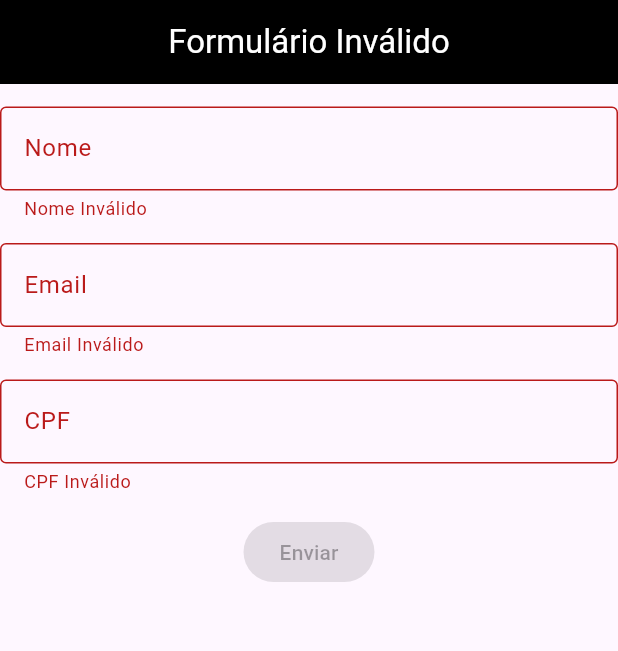
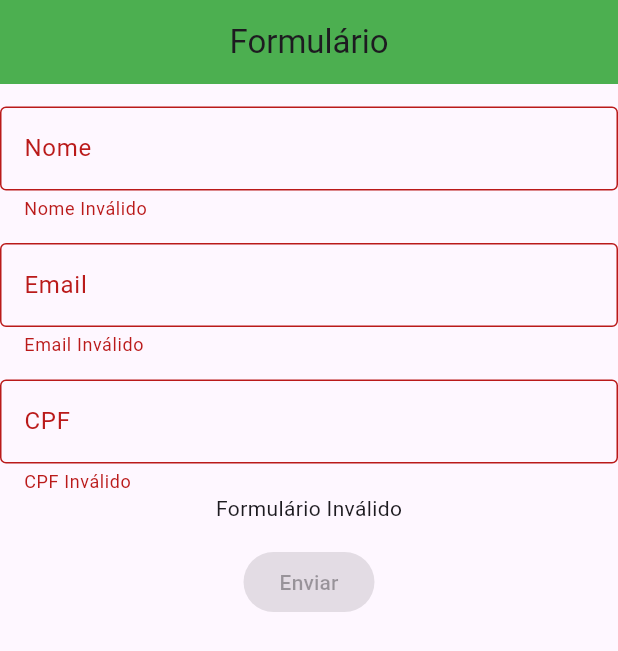
Before and after one commit to teixeiradlucas/mobx_apps_flutter, a Flutter app: the FormScreen screen opened directly, on a phone screen of 412 x 824 dp. Shown: the top 651 px of the screen. Run offline on Flutter 3.47's test engine with Material 2 defaults, Android fonts, the phone set to English and light mode, and no system bars; our stand-ins replace flutter_mobx, mobx; generated files the repository leaves out were written again.

Commit message:
reutilizando widgets

```diff
--- a/lib/app_formulario_reativo/screens/formulario_screen.dart
+++ b/lib/app_formulario_reativo/screens/formulario_screen.dart
@@ -2,7 +2,9 @@ import 'package:flutter/material.dart';
 import 'package:flutter_mobx/flutter_mobx.dart';
 import 'package:mobx_apps/app_formulario_reativo/controller/controller.dart';
 import 'package:mobx_apps/app_formulario_reativo/screens/second_screen.dart';
-import 'package:mobx_apps/app_formulario_reativo/widgets/textfield_widget.dart';
+import 'package:mobx_apps/widgets/appbar_widget.dart';
+import 'package:mobx_apps/widgets/space_widget.dart';
+import 'package:mobx_apps/widgets/textfield_widget.dart';
 
 class FormScreen extends StatelessWidget {
   const FormScreen({super.key});
@@ -12,57 +14,42 @@ class FormScreen extends StatelessWidget {
     final controller = Controller();
 
     return Scaffold(
-      appBar: AppBar(
-        backgroundColor: Colors.black,
-        title: Center(
-          child: Observer(
-            builder: (_) {
-              return Text(
-                controller.validateForm
-                    ? 'Formulário Valido'
-                    : 'Formulário Inválido',
-                style: const TextStyle(
-                  color: Colors.white,
-                ),
-              );
-            },
-          ),
-        ),
+      appBar: AppbarWidget(
+        'Formulário',
+        Colors.green,
       ),
       body: Observer(
         builder: (_) {
           return Column(
             children: [
-              const SizedBox(
-                height: 15,
-              ),
+              const SpaceWidget(),
               TextFieldWidget(
                 onChanged: controller.client.changeName,
                 labelText: 'Nome',
                 errorText: controller.validateName ? null : 'Nome Inválido',
                 keyboardType: TextInputType.name,
               ),
-              const SizedBox(
-                height: 15,
-              ),
+              const SpaceWidget(),
               TextFieldWidget(
                 onChanged: controller.client.changeEmail,
                 labelText: 'Email',
                 errorText: controller.validateEmail ? null : 'Email Inválido',
                 keyboardType: TextInputType.emailAddress,
               ),
-              const SizedBox(
-                height: 15,
-              ),
+              const SpaceWidget(),
               TextFieldWidget(
                 onChanged: controller.client.changeCpf,
                 labelText: 'CPF',
                 errorText: controller.validateCpf ? null : 'CPF Inválido',
                 keyboardType: TextInputType.number,
               ),
-              const SizedBox(
-                height: 15,
+              //const SpaceWidget(),
+              Text(
+                controller.validateForm
+                    ? 'Formulário Valido'
+                    : 'Formulário Inválido',
               ),
+              const SpaceWidget(),
               ElevatedButton(
                 onPressed: controller.validateForm
                     ? () {
--- /dev/null
+++ b/lib/widgets/appbar_widget.dart
@@ -0,0 +1,22 @@
+// ignore_for_file: flutter_style_todos
+
+import 'package:flutter/material.dart';
+
+class AppbarWidget extends AppBar {
+  AppbarWidget(this.text, this.cor, {super.key});
+
+  final String text;
+  final Color cor;
+
+  @override
+  // TODO: implement backgroundColor
+  Color? get backgroundColor => cor;
+
+  @override
+  // TODO: implement centerTitle
+  bool? get centerTitle => true;
+
+  @override
+  // TODO: implement title
+  Widget? get title => Text(text);
+}
--- /dev/null
+++ b/lib/widgets/textfield_widget.dart
@@ -0,0 +1,44 @@
+// ignore_for_file: avoid_bool_literals_in_conditional_expressions,
+// ignore_for_file: use_if_null_to_convert_nulls_to_bools
+
+import 'package:flutter/material.dart';
+
+class TextFieldWidget extends StatelessWidget {
+  const TextFieldWidget({
+    required this.labelText,
+    this.onChanged,
+    this.keyboardType,
+    this.errorText,
+    super.key,
+    this.suffix,
+    this.prefix,
+    this.obscure,
+    this.controller,
+  });
+
+  final void Function(String)? onChanged;
+  final String? errorText;
+  final TextInputType? keyboardType;
+  final String labelText;
+  final Widget? suffix;
+  final Widget? prefix;
+  final bool? obscure;
+  final TextEditingController? controller;
+
+  @override
+  Widget build(BuildContext context) {
+    return TextField(
+      onChanged: onChanged,
+      controller: controller,
+      keyboardType: keyboardType,
+      obscureText: obscure == true ? true : false,
+      decoration: InputDecoration(
+        border: const OutlineInputBorder(),
+        labelText: labelText,
+        errorText: errorText,
+        prefixIcon: prefix,
+        suffixIcon: suffix,
+      ),
+    );
+  }
+}
```
Also changed, not shown: lib/app_counter/screens/counter_screen.dart (+4 -5 lines), lib/app_list_name/screens/list_screen.dart (+9 -16 lines), lib/app_login/screens/login_screen.dart (+9 -10 lines), lib/app_login/screens/logout_screen.dart (+4 -5 lines), lib/app_todo_list/screens/todo_screen.dart (+11 -15 lines), lib/widgets/space_widget.dart (added, +12 -0 lines).
